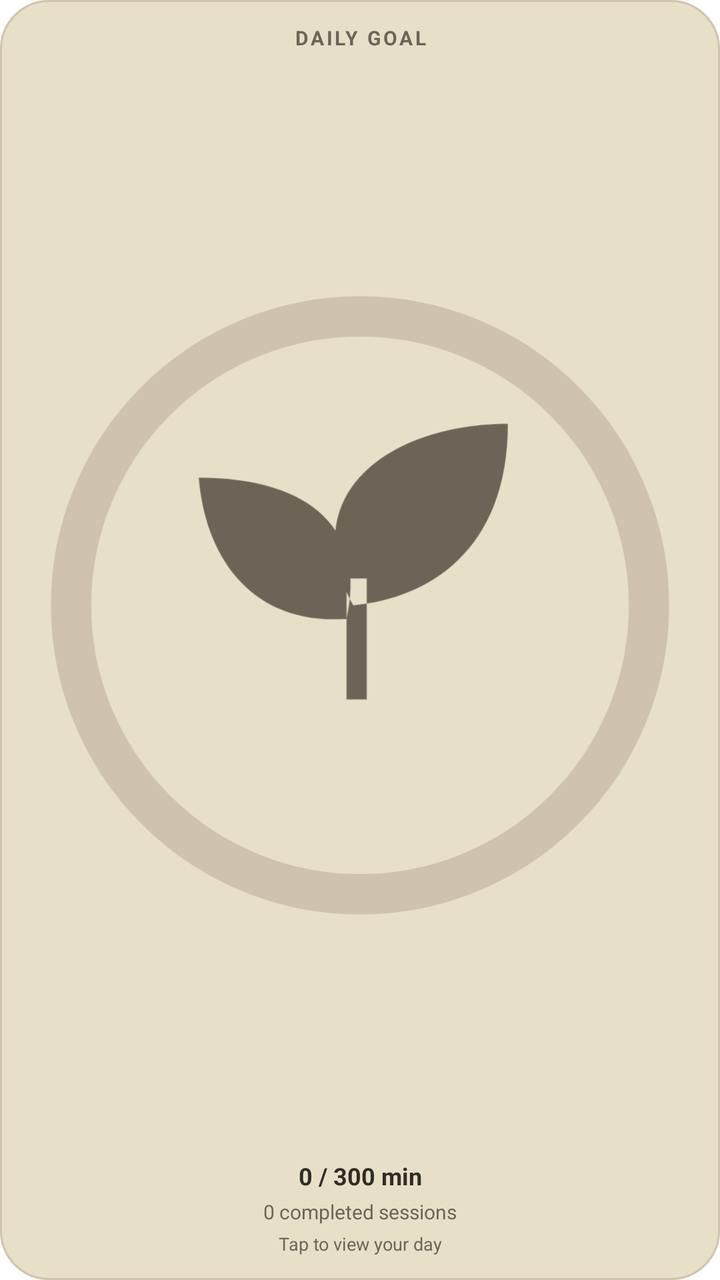
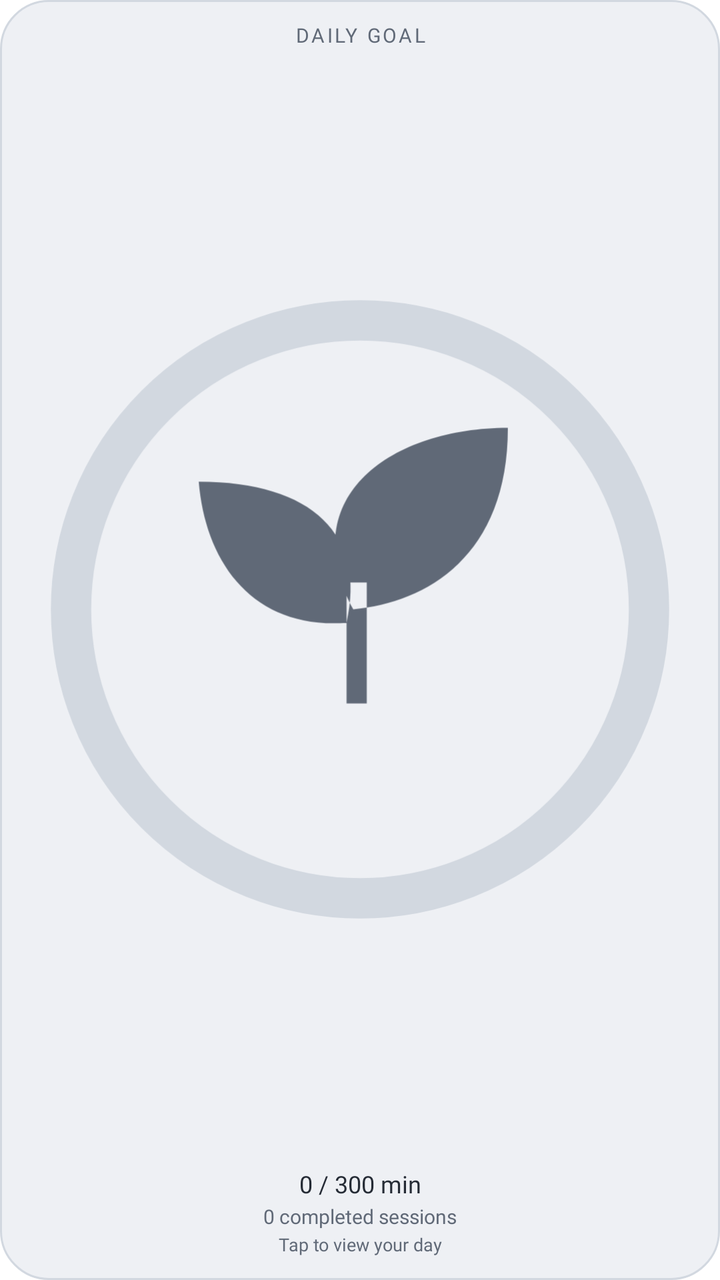

Compare the two renders of this Android layout. The source of the first and the diff that turns it into the second are given below.
<!-- AndroidManifest.xml: fallback theme Theme.MaterialComponents.DayNight.NoActionBar -->
<!-- res/layout/ff_goal_widget_compact.xml -->
<LinearLayout xmlns:android="http://schemas.android.com/apk/res/android"
    android:id="@+id/widget_root" android:layout_width="match_parent" android:layout_height="match_parent"
    android:orientation="vertical" android:gravity="center" android:padding="12dp" android:background="@drawable/ff_widget_background">
    <TextView android:id="@+id/widget_title" android:layout_width="match_parent" android:layout_height="wrap_content" android:gravity="center" android:text="DAILY GOAL" android:textColor="@color/ff_widget_secondary" android:textSize="10sp" android:letterSpacing="0.12" android:textStyle="bold" android:maxLines="1" />
    <ImageView android:id="@+id/widget_dial" android:src="@drawable/ff_widget_goal_preview" android:layout_width="match_parent" android:layout_height="0dp" android:layout_weight="1" android:layout_marginVertical="4dp" android:scaleType="fitCenter" android:contentDescription="Daily goal completion" />
    <TextView android:id="@+id/widget_progress" android:layout_width="match_parent" android:layout_height="wrap_content" android:gravity="center" android:text="0 / 300 min" android:textColor="@color/ff_widget_ink" android:textSize="12sp" android:textStyle="bold" android:maxLines="1" android:ellipsize="end" />
    <TextView android:id="@+id/widget_subject" android:layout_width="match_parent" android:layout_height="wrap_content" android:gravity="center" android:text="0 completed sessions" android:textColor="@color/ff_widget_secondary" android:textSize="10sp" android:maxLines="1" android:ellipsize="end" android:layout_marginTop="3dp" />
    <TextView android:id="@+id/widget_caption" android:layout_width="match_parent" android:layout_height="wrap_content" android:gravity="center" android:text="Tap to view your day" android:textColor="@color/ff_widget_secondary" android:textSize="9sp" android:maxLines="1" android:ellipsize="end" android:layout_marginTop="3dp" />
</LinearLayout>
<!-- resources referenced by this layout -->
<resources>
  <color name="ff_widget_ink">#302D26</color>
  <color name="ff_widget_secondary">#6C6557</color>
  <!-- drawable ff_widget_background (drawable) -->
  <shape xmlns:android="http://schemas.android.com/apk/res/android">
      <corners android:radius="24dp" />
      <solid android:color="@color/ff_widget_surface" />
      <stroke android:width="1dp" android:color="@color/ff_widget_outline" />
  </shape>
  <!-- drawable ff_widget_goal_preview (drawable) -->
  <vector xmlns:android="http://schemas.android.com/apk/res/android"
      android:width="160dp" android:height="160dp" android:viewportWidth="100" android:viewportHeight="100">
      <path android:strokeColor="@color/ff_widget_outline" android:strokeWidth="6" android:fillColor="#00000000" android:pathData="M50,7a43,43 0,1 0,0 86a43,43 0,1 0,0 -86z" />
      <path android:fillColor="@color/ff_widget_secondary" android:pathData="M48,52C34,53 27,43 26,31C43,31 51,39 48,52zM49,50C40,33 55,23 72,23C72,42 60,49 49,50zM48,64h3v-18h-3z" />
  </vector>
  <color name="ff_widget_surface">#E8DFC9</color>
  <color name="ff_widget_outline">#CFC4AB</color>
</resources>

<!-- the commit's change to res/layout/ff_goal_widget_compact.xml (unified diff, before → after) -->
@@ -1,9 +1,9 @@
 <LinearLayout xmlns:android="http://schemas.android.com/apk/res/android"
     android:id="@+id/widget_root" android:layout_width="match_parent" android:layout_height="match_parent"
     android:orientation="vertical" android:gravity="center" android:padding="12dp" android:background="@drawable/ff_widget_background">
-    <TextView android:id="@+id/widget_title" android:layout_width="match_parent" android:layout_height="wrap_content" android:gravity="center" android:text="DAILY GOAL" android:textColor="@color/ff_widget_secondary" android:textSize="10sp" android:letterSpacing="0.12" android:textStyle="bold" android:maxLines="1" />
+    <TextView android:id="@+id/widget_title" style="@style/WidgetEyebrow" android:layout_width="match_parent" android:layout_height="wrap_content" android:gravity="center" android:text="DAILY GOAL" android:textColor="@color/ff_widget_secondary" android:textSize="10sp" android:letterSpacing="0.12" android:maxLines="1" />
     <ImageView android:id="@+id/widget_dial" android:src="@drawable/ff_widget_goal_preview" android:layout_width="match_parent" android:layout_height="0dp" android:layout_weight="1" android:layout_marginVertical="4dp" android:scaleType="fitCenter" android:contentDescription="Daily goal completion" />
-    <TextView android:id="@+id/widget_progress" android:layout_width="match_parent" android:layout_height="wrap_content" android:gravity="center" android:text="0 / 300 min" android:textColor="@color/ff_widget_ink" android:textSize="12sp" android:textStyle="bold" android:maxLines="1" android:ellipsize="end" />
-    <TextView android:id="@+id/widget_subject" android:layout_width="match_parent" android:layout_height="wrap_content" android:gravity="center" android:text="0 completed sessions" android:textColor="@color/ff_widget_secondary" android:textSize="10sp" android:maxLines="1" android:ellipsize="end" android:layout_marginTop="3dp" />
-    <TextView android:id="@+id/widget_caption" android:layout_width="match_parent" android:layout_height="wrap_content" android:gravity="center" android:text="Tap to view your day" android:textColor="@color/ff_widget_secondary" android:textSize="9sp" android:maxLines="1" android:ellipsize="end" android:layout_marginTop="3dp" />
+    <TextView android:id="@+id/widget_progress" style="@style/WidgetBody" android:layout_width="match_parent" android:layout_height="wrap_content" android:gravity="center" android:text="0 / 300 min" android:textColor="@color/ff_widget_ink" android:textSize="12sp" android:maxLines="1" android:ellipsize="end" />
+    <TextView android:id="@+id/widget_subject" style="@style/WidgetBody" android:layout_width="match_parent" android:layout_height="wrap_content" android:gravity="center" android:text="0 completed sessions" android:textColor="@color/ff_widget_secondary" android:textSize="10sp" android:maxLines="1" android:ellipsize="end" android:layout_marginTop="3dp" />
+    <TextView android:id="@+id/widget_caption" style="@style/WidgetCaption" android:layout_width="match_parent" android:layout_height="wrap_content" android:gravity="center" android:text="Tap to view your day" android:textColor="@color/ff_widget_secondary" android:textSize="9sp" android:maxLines="1" android:ellipsize="end" android:layout_marginTop="3dp" />
 </LinearLayout>
<!-- resource entries referenced after the edit -->
@@ -1,7 +1,7 @@
 <!-- resources referenced by this layout -->
 <resources>
-  <color name="ff_widget_ink">#302D26</color>
-  <color name="ff_widget_secondary">#6C6557</color>
+  <color name="ff_widget_ink">#252B35</color>
+  <color name="ff_widget_secondary">#606977</color>
   <!-- drawable ff_widget_background (drawable) -->
   <shape xmlns:android="http://schemas.android.com/apk/res/android">
       <corners android:radius="24dp" />
@@ -14,7 +14,22 @@
       <path android:strokeColor="@color/ff_widget_outline" android:strokeWidth="6" android:fillColor="#00000000" android:pathData="M50,7a43,43 0,1 0,0 86a43,43 0,1 0,0 -86z" />
       <path android:fillColor="@color/ff_widget_secondary" android:pathData="M48,52C34,53 27,43 26,31C43,31 51,39 48,52zM49,50C40,33 55,23 72,23C72,42 60,49 49,50zM48,64h3v-18h-3z" />
   </vector>
-  <color name="ff_widget_surface">#E8DFC9</color>
-  <color name="ff_widget_outline">#CFC4AB</color>
+  <style name="WidgetBody">
+          <item name="android:fontFamily">sans-serif</item>
+          <item name="android:includeFontPadding">false</item>
+          <item name="android:textSize">12sp</item>
+          <item name="android:textColor">@color/ff_widget_secondary</item>
+          <item name="android:maxLines">1</item>
+          <item name="android:ellipsize">end</item>
+      </style>
+  <style name="WidgetCaption" parent="WidgetBody">
+          <item name="android:textSize">10sp</item>
+      </style>
+  <style name="WidgetEyebrow" parent="WidgetBody">
+          <item name="android:textSize">10sp</item>
+          <item name="android:letterSpacing">0.1</item>
+      </style>
+  <color name="ff_widget_surface">#EEF0F4</color>
+  <color name="ff_widget_outline">#D2D8E0</color>
 </resources>
 
